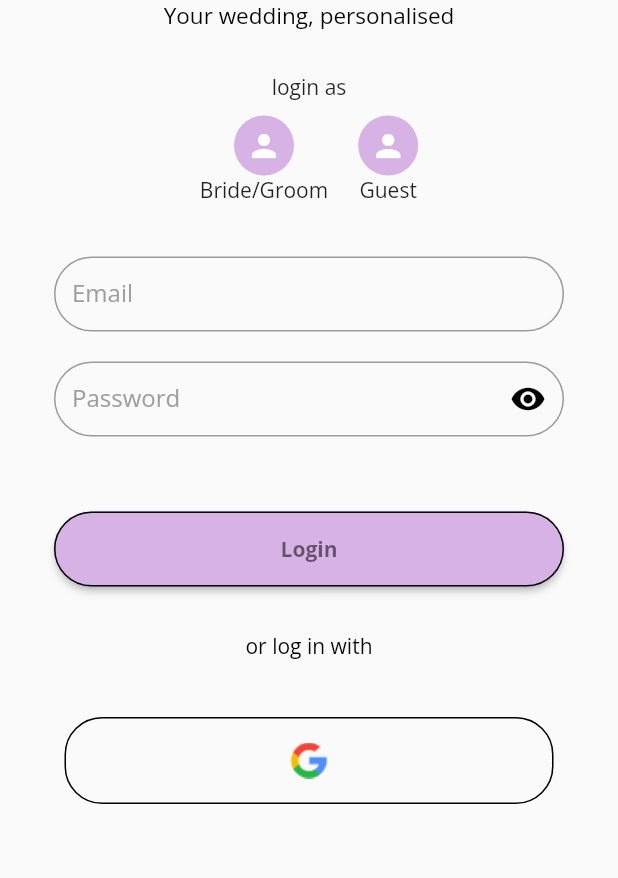
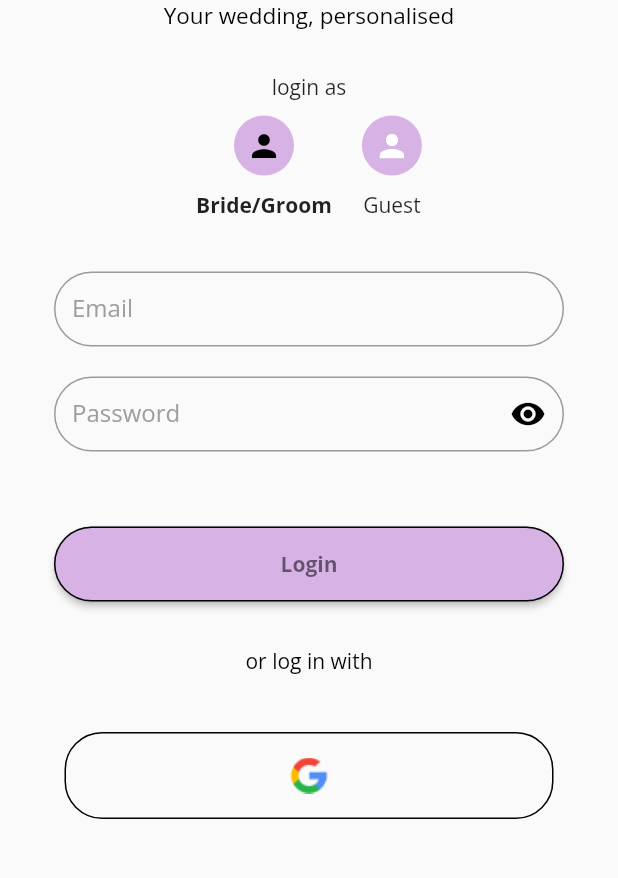
Before and after one commit to IamBansal/vivah_ai, a Flutter app: the screen it shows after launch, after a tap on "Bride/Groom", on a phone screen of 412 x 824 dp, the part 207-1085 px from its top. Run offline on Flutter 3.47's test engine with Material 2 defaults, Android fonts, the phone set to English and light mode, and no system bars; our stand-ins replace flutter_dotenv, google_fonts, image_picker; Roboto replaces fonts that are missing (Carattere).

Commit message:
UI Fixes

```diff
--- a/lib/screens/auth/login_screen.dart
+++ b/lib/screens/auth/login_screen.dart
@@ -20,7 +20,6 @@ class _LoginScreenState extends State<LoginScreen> {
   final _passwordController = TextEditingController();
   bool _obscureText = true;
   bool _isBrideGroom = true;
-  bool _isGuest = false;
 
   // final FirebaseAuth _auth = FirebaseAuth.instance;
   //
@@ -86,18 +85,16 @@ class _LoginScreenState extends State<LoginScreen> {
                       onTap: () {
                         setState(() {
                           _isBrideGroom = true;
-                          _isGuest = false;
                         });
                       },
-                      child: const LoginAsButton(persona: 'Bride/Groom')),
+                      child: LoginAsButton(persona: 'Bride/Groom', isBrideGroom: _isBrideGroom)),
                   GestureDetector(
                       onTap: () {
                         setState(() {
                           _isBrideGroom = false;
-                          _isGuest = true;
                         });
                       },
-                      child: const LoginAsButton(persona: 'Guest')),
+                      child: LoginAsButton(persona: 'Guest', isBrideGroom: !_isBrideGroom)),
                 ],
               ),
               const SizedBox(height: 35),
@@ -188,7 +185,7 @@ class _LoginScreenState extends State<LoginScreen> {
                 ),
               ),
               Visibility(
-                visible: _isGuest,
+                visible: !_isBrideGroom,
                 child: Column(
                   children: [
                     SizedBox(
@@ -394,8 +391,9 @@ class _LoginScreenState extends State<LoginScreen> {
 
 class LoginAsButton extends StatefulWidget {
   final String persona;
+  final bool isBrideGroom;
 
-  const LoginAsButton({super.key, required this.persona});
+  const LoginAsButton({super.key, required this.persona, required this.isBrideGroom});
 
   @override
   State<LoginAsButton> createState() => _LoginAsButtonState();
@@ -408,14 +406,15 @@ class _LoginAsButtonState extends State<LoginAsButton> {
       padding: const EdgeInsets.symmetric(horizontal: 10.0),
       child: Column(
         children: [
-          const CircleAvatar(
-            backgroundColor: Color(0xFFD7B2E5),
+          CircleAvatar(
+            backgroundColor: const Color(0xFFD7B2E5),
             child: Icon(
               Icons.person,
-              color: Colors.white,
+              color: widget.isBrideGroom ? Colors.black : Colors.white,
             ),
           ),
-          Text(widget.persona)
+          const SizedBox(height: 10,),
+          Text(widget.persona, style: TextStyle(fontWeight: widget.isBrideGroom ? FontWeight.bold : FontWeight.normal),)
         ],
       ),
     );
```
